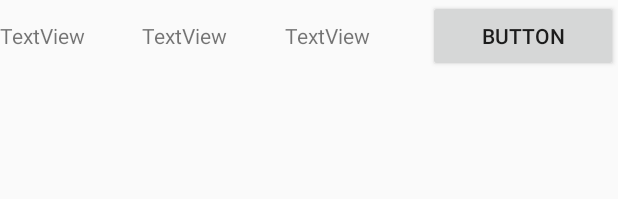
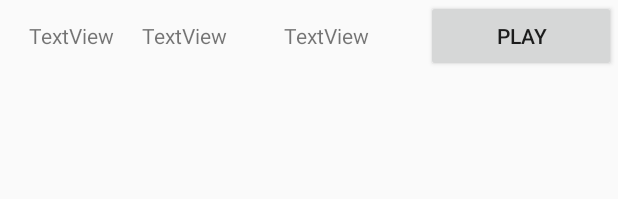
Before and after one commit to YoTNT/Audio-Recorder, an Android app: the layout item_post.xml on its own in the app's theme, with its tools: preview values and no code run, on a phone screen of 412 x 824 dp. Shown: the top 199 px of the screen. Run offline under Robolectric (Android 15) with nearby library versions, the phone set to English and light mode, and no system bars.

Commit message:
Adjust alignment

```diff
--- a/app/src/main/res/layout/activity_main.xml
+++ b/app/src/main/res/layout/activity_main.xml
@@ -29,9 +29,12 @@
         android:layout_height="533dp"
         android:layout_marginStart="8dp"
         android:layout_marginLeft="8dp"
+        android:layout_marginTop="8dp"
         android:layout_marginEnd="8dp"
         android:layout_marginRight="8dp"
+        android:layout_marginBottom="8dp"
+        app:layout_constraintBottom_toTopOf="@+id/recorderButton"
         app:layout_constraintEnd_toEndOf="parent"
         app:layout_constraintStart_toStartOf="parent"
-        tools:layout_editor_absoluteY="8dp" />
+        app:layout_constraintTop_toTopOf="parent" />
 </android.support.constraint.ConstraintLayout>
--- a/app/src/main/res/layout/item_post.xml
+++ b/app/src/main/res/layout/item_post.xml
@@ -10,6 +10,7 @@
         android:layout_width="wrap_content"
         android:layout_height="wrap_content"
         android:layout_weight="1"
+        android:gravity="center_horizontal"
         android:text="TextView" />
 
     <TextView
@@ -30,6 +31,7 @@
         android:id="@+id/iPlayAndStop"
         android:layout_width="wrap_content"
         android:layout_height="wrap_content"
+        android:layout_marginRight="@dimen/cardview_compat_inset_shadow"
         android:layout_weight="1"
-        android:text="Button" />
+        android:text="Play" />
 </LinearLayout>
```
